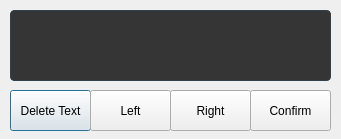
Old version of the form interfaces/keybind_window.ui in the repository PotatoJedi/FaceSwitch2.
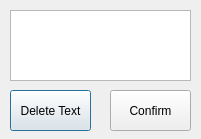
New version of the form.

Commit message: Added mouse clicks and removed the left and right button

```diff
--- a/interfaces/keybind_window.ui
+++ b/interfaces/keybind_window.ui
@@ -6,7 +6,7 @@
    <rect>
     <x>0</x>
     <y>0</y>
-    <width>341</width>
+    <width>201</width>
     <height>139</height>
    </rect>
   </property>
@@ -16,96 +16,55 @@
   <property name="windowTitle">
    <string>Dialog</string>
   </property>
+  <widget class="QPushButton" name="btnDeleteText">
+   <property name="geometry">
+    <rect>
+     <x>10</x>
+     <y>90</y>
+     <width>81</width>
+     <height>41</height>
+    </rect>
+   </property>
+   <property name="text">
+    <string>Delete Text</string>
+   </property>
+  </widget>
+  <widget class="QPushButton" name="btnConfirm">
+   <property name="geometry">
+    <rect>
+     <x>110</x>
+     <y>90</y>
+     <width>81</width>
+     <height>41</height>
+    </rect>
+   </property>
+   <property name="text">
+    <string>Confirm</string>
+   </property>
+  </widget>
   <widget class="QPlainTextEdit" name="plainTextEdit">
    <property name="geometry">
     <rect>
      <x>10</x>
      <y>10</y>
-     <width>321</width>
+     <width>181</width>
      <height>71</height>
     </rect>
    </property>
-   <property name="font">
-    <font>
-     <pointsize>15</pointsize>
-    </font>
-   </property>
-   <property name="styleSheet">
-    <string notr="true">QPlainTextEdit {
-  background-color: #353535;
-  color: #F0F0F0;
-  border-radius: 4px;
-  border: 1px solid #32414B;
-  text-align: center;
-}
-
-QPlainTextEdit:hover {
-  border: 1px solid #148CD2;
-  color: #F0F0F0;
-}
-
-QPlainTextEdit:selected {
-  background: #1464A0;
-  color: #32414B;
-}</string>
-   </property>
    <property name="frameShape">
-    <enum>QFrame::Panel</enum>
+    <enum>QFrame::StyledPanel</enum>
    </property>
    <property name="frameShadow">
     <enum>QFrame::Plain</enum>
    </property>
-  </widget>
-  <widget class="QPushButton" name="btnDeleteText">
-   <property name="geometry">
-    <rect>
-     <x>10</x>
-     <y>90</y>
-     <width>81</width>
-     <height>41</height>
-    </rect>
+   <property name="readOnly">
+    <bool>true</bool>
    </property>
-   <property name="text">
-    <string>Delete Text</string>
+   <property name="textInteractionFlags">
+    <set>Qt::NoTextInteraction</set>
    </property>
-  </widget>
-  <widget class="QPushButton" name="btnLeftClick">
-   <property name="geometry">
-    <rect>
-     <x>90</x>
-     <y>90</y>
-     <width>81</width>
-     <height>41</height>
-    </rect>
-   </property>
-   <property name="text">
-    <string>Left</string>
-   </property>
-  </widget>
-  <widget class="QPushButton" name="btnRightClick">
-   <property name="geometry">
-    <rect>
-     <x>170</x>
-     <y>90</y>
-     <width>81</width>
-     <height>41</height>
-    </rect>
-   </property>
-   <property name="text">
-    <string>Right</string>
-   </property>
-  </widget>
-  <widget class="QPushButton" name="btnConfirm">
-   <property name="geometry">
-    <rect>
-     <x>250</x>
-     <y>90</y>
-     <width>81</width>
-     <height>41</height>
-    </rect>
-   </property>
-   <property name="text">
-    <string>Confirm</string>
+   <property name="backgroundVisible">
+    <bool>false</bool>
    </property>
   </widget>
  </widget>
```
The commit also changes 1 other file.
